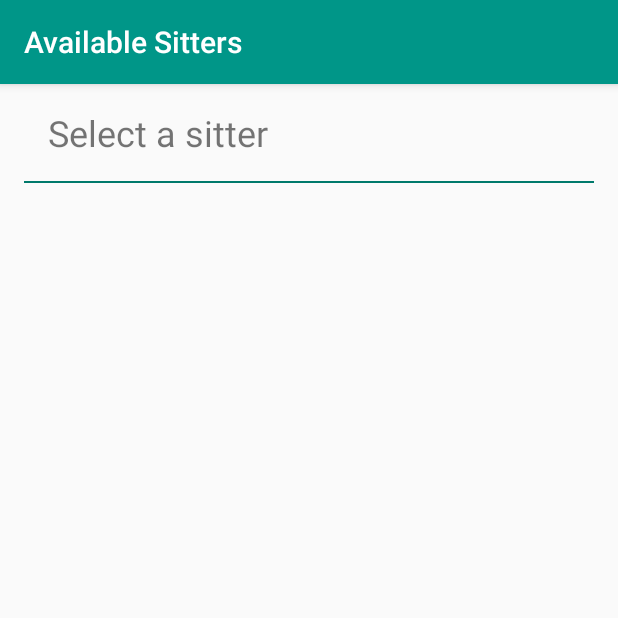
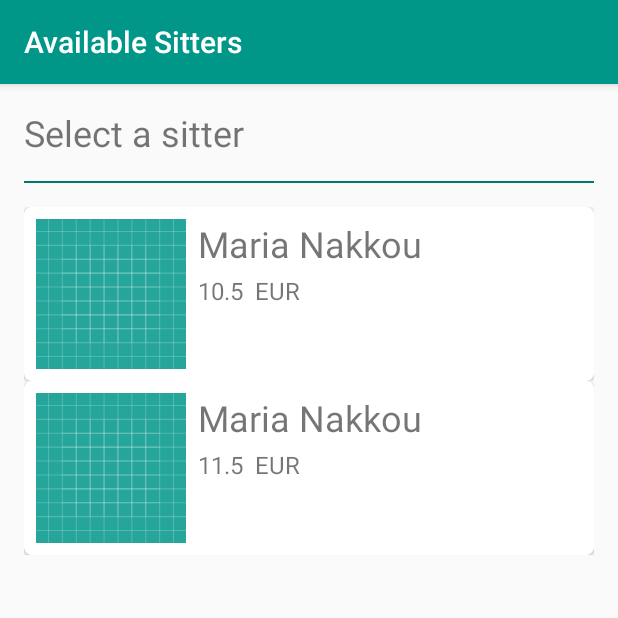
Before and after one commit to FihlaTV/BabysitMe, an Android app: the SittersResultActivity screen opened directly, with no data from a screen before it, on a phone screen of 412 x 824 dp, the top half of it. Run offline under Robolectric (Android 15) with nearby library versions, the phone set to English and light mode, and no system bars; our stand-ins replace ButterKnife; Roboto replaces fonts that are not available here.

Commit message:
Available sitters

```diff
--- a/app/src/main/java/com/greece/nasiakouts/babysitterfinder/Activities/FindSitterActivity.java
+++ b/app/src/main/java/com/greece/nasiakouts/babysitterfinder/Activities/FindSitterActivity.java
@@ -14,6 +14,7 @@ import android.widget.EditText;
 import android.widget.RadioGroup;
 import android.widget.Toast;
 
+import com.greece.nasiakouts.babysitterfinder.Adapters.SittersResultRvAdapter;
 import com.greece.nasiakouts.babysitterfinder.Adapters.TimeSlotRvAdapter;
 import com.greece.nasiakouts.babysitterfinder.Constants;
 import com.greece.nasiakouts.babysitterfinder.Models.Appointment;
@@ -135,7 +136,7 @@ public class FindSitterActivity extends AppCompatActivity {
         new Handler().postDelayed(new Runnable() {
             @Override
             public void run() {
-                Intent intent = new Intent(FindSitterActivity.this, FindSitterActivity.class);
+                Intent intent = new Intent(FindSitterActivity.this, SittersResultActivity.class);
                 startActivity(intent);
             }
         }, 2000);
--- a/app/src/main/java/com/greece/nasiakouts/babysitterfinder/Activities/SittersResultActivity.java
+++ b/app/src/main/java/com/greece/nasiakouts/babysitterfinder/Activities/SittersResultActivity.java
@@ -2,12 +2,27 @@ package com.greece.nasiakouts.babysitterfinder.Activities;
 
 import android.support.v7.app.AppCompatActivity;
 import android.os.Bundle;
+import android.support.v7.widget.DividerItemDecoration;
+import android.support.v7.widget.LinearLayoutManager;
+import android.support.v7.widget.RecyclerView;
 
+import com.greece.nasiakouts.babysitterfinder.Adapters.SittersResultRvAdapter;
+import com.greece.nasiakouts.babysitterfinder.Adapters.TimeSlotRvAdapter;
+import com.greece.nasiakouts.babysitterfinder.Models.Babysitter;
+import com.greece.nasiakouts.babysitterfinder.Models.User;
 import com.greece.nasiakouts.babysitterfinder.R;
 
+import java.util.ArrayList;
+
+import butterknife.BindView;
 import butterknife.ButterKnife;
 
 public class SittersResultActivity extends AppCompatActivity {
+
+    @BindView(R.id.available_sitters_rv)
+    RecyclerView mAvailableSittersRv;
+
+    private SittersResultRvAdapter mAdapter;
 
     @Override
     protected void onCreate(Bundle savedInstanceState) {
@@ -18,5 +33,33 @@ public class SittersResultActivity extends AppCompatActivity {
 
         if(getSupportActionBar() != null) getSupportActionBar()
                 .setTitle(R.string.sitters_results);
+
+        User user1 = new User("ads@dfdf.com", "lll");
+        user1.setFullName("Maria Nakkou");
+        user1.setPhoneNumber("69804455");
+        user1.setDateBorn("10/04/18");
+
+        Babysitter sitter1 = new Babysitter(user1, "Agiou Tryfwnos 25", 10.5, "EUR", null);
+        sitter1.setMaxKids(4);
+        sitter1.setMinAge(1);
+        sitter1.setIntroduction("I love kids. I love pets, I love you i am a lovign persong lalalaal lalall alal lalal lal al al lal alal a lal ala la l");
+
+        User user2 = new User("22ds@dfdf.com", "222");
+        user2.setFullName("Giannis Lolos");
+        user2.setPhoneNumber("69793453");
+        user2.setDateBorn("12/06/01");
+
+        Babysitter sitter2 = new Babysitter(user1, "Vouliagmenis 33", 11.5, "EUR", null);
+        sitter2.setMaxKids(6);
+        sitter2.setMinAge(2);
+        sitter2.setIntroduction("I love kids. I love pets, I love you i am a lovign persong lalalaal lalall alal lalal lal al al lal alal a lal ala la l");
+
+        ArrayList<Babysitter> tempTesting = new ArrayList<>();
+        tempTesting.add(0, sitter1);
+        tempTesting.add(1, sitter2);
+
+        mAdapter = new SittersResultRvAdapter(tempTesting);
+        mAvailableSittersRv.setAdapter(mAdapter);
+        mAvailableSittersRv.setLayoutManager(new LinearLayoutManager(this));
     }
 }
--- /dev/null
+++ b/app/src/main/java/com/greece/nasiakouts/babysitterfinder/Adapters/SittersResultRvAdapter.java
@@ -0,0 +1,67 @@
+package com.greece.nasiakouts.babysitterfinder.Adapters;
+
+import android.support.annotation.NonNull;
+import android.support.v7.widget.RecyclerView;
+import android.view.LayoutInflater;
+import android.view.View;
+import android.view.ViewGroup;
+import android.widget.ImageView;
+import android.widget.TextView;
+
+import com.greece.nasiakouts.babysitterfinder.Constants;
+import com.greece.nasiakouts.babysitterfinder.Models.Babysitter;
+import com.greece.nasiakouts.babysitterfinder.Models.TimeSlot;
+import com.greece.nasiakouts.babysitterfinder.R;
+
+import java.util.ArrayList;
+import java.util.List;
+
+import butterknife.BindView;
+import butterknife.BindViews;
+import butterknife.ButterKnife;
+
+public class SittersResultRvAdapter extends RecyclerView.Adapter<SittersResultRvAdapter.SittersResultHolder> {
+    private ArrayList<Babysitter> availableSitters;
+
+    public class SittersResultHolder extends RecyclerView.ViewHolder{
+        @BindView(R.id.photo)
+        ImageView photo;
+
+        @BindViews({R.id.name, R.id.price, R.id.currency})
+        List<TextView> info;
+
+        public SittersResultHolder(View view){
+            super(view);
+            ButterKnife.bind(this, view);
+        }
+    }
+
+    public SittersResultRvAdapter(ArrayList<Babysitter> availableSitters){
+        if(availableSitters == null) this.availableSitters = new ArrayList<>();
+        else this.availableSitters = availableSitters;
+    }
+
+    @NonNull
+    @Override
+    public SittersResultHolder onCreateViewHolder(@NonNull ViewGroup parent, int viewType) {
+        View itemView = LayoutInflater.from(parent.getContext())
+                .inflate(R.layout.sitters_result_item, parent, false);
+
+        return new SittersResultHolder(itemView);
+    }
+
+    @Override
+    public void onBindViewHolder(@NonNull SittersResultHolder holder, int position) {
+        Babysitter sitter = availableSitters.get(position);
+        // todo photo
+        holder.info.get(Constants.INDEX_NAME).setText(sitter.getFullName());
+        holder.info.get(Constants.INDEX_PRICE).setText(String.valueOf(sitter.getCharges()));
+        holder.info.get(Constants.INDEX_CURRENCY).setText(sitter.getCurrency());
+    }
+
+    @Override
+    public int getItemCount() {
+        return availableSitters == null ? 0 : availableSitters.size();
+    }
+
+}
--- a/app/src/main/java/com/greece/nasiakouts/babysitterfinder/Constants.java
+++ b/app/src/main/java/com/greece/nasiakouts/babysitterfinder/Constants.java
@@ -21,7 +21,6 @@ public class Constants {
     public static final int INDEX_MAX_KIDS_INPUT = 0;
     public static final int INDEX_MIN_AGE_INPUT = 1;
     public static final int INDEX_INTRODUCTION_INPUT = 2;
-    public static final int INDEX_FILE_UPLOADED_INPUT = 3;
 
     // Fragments
     public static final int ACCOUNT_INFO_FRAGMENT_SEQ = 0;
@@ -39,6 +38,11 @@ public class Constants {
     public static final int INDEX_RADIO_MALE = 1;
     public static final int INDEX_RADIO_ANY = 2;
 
+    // RV Available Sitters
+    public static final int INDEX_NAME = 0;
+    public static final int INDEX_PRICE = 1;
+    public static final int INDEX_CURRENCY = 2;
+
     // Intent Codes
     public static final String INT_CODE = "int";
 
--- a/app/src/main/java/com/greece/nasiakouts/babysitterfinder/Fragments/PersonalInfoFragment.java
+++ b/app/src/main/java/com/greece/nasiakouts/babysitterfinder/Fragments/PersonalInfoFragment.java
@@ -154,6 +154,7 @@ public class PersonalInfoFragment extends RegisterComponentFragment
                     mFemale_radio_button.requestFocus();
                 }
             });
+            // todo max and min
             dialog.show();
         }
     }
--- a/app/src/main/res/layout/activity_find_sitter.xml
+++ b/app/src/main/res/layout/activity_find_sitter.xml
@@ -7,7 +7,7 @@
     <android.support.v4.widget.NestedScrollView
         android:layout_width="match_parent"
         android:layout_height="match_parent"
-        android:paddingBottom="@dimen/divider_margin"
+        android:layout_marginBottom="@dimen/bottom_costume_navigation_height"
         android:paddingTop="@dimen/divider_margin"
         >
 
@@ -82,7 +82,8 @@
                     android:layout_width="match_parent"
                     android:layout_height="wrap_content"
                     android:layout_marginEnd="@dimen/divider_margin"
-                    android:layout_marginStart="@dimen/divider_margin" />
+                    android:layout_marginStart="@dimen/divider_margin"
+                    android:minHeight="@dimen/rv_min_height" />
 
                 <android.support.design.widget.FloatingActionButton
                     android:id="@+id/addNeededSlot"
@@ -92,6 +93,7 @@
                     android:layout_alignParentEnd="true"
                     android:layout_marginEnd="@dimen/divider_margin"
                     android:layout_marginStart="@dimen/divider_margin"
+                    android:layout_marginBottom="@dimen/horizontal_margin"
                     android:elevation="@dimen/fab_elavation"
                     android:src="@drawable/ic_add"
                     />
--- a/app/src/main/res/layout/activity_sitters_result.xml
+++ b/app/src/main/res/layout/activity_sitters_result.xml
@@ -10,14 +10,14 @@
     <TextView
         style="@style/PromptTextView"
         android:text="@string/select_a_sitter"
-        android:paddingBottom="@dimen/zero_margin"/>
+        android:paddingBottom="@dimen/zero_margin"
+        android:paddingStart="@dimen/zero_margin"
+        android:paddingEnd="@dimen/zero_margin"/>
 
     <include layout="@layout/horizontal_divider"/>
 
     <android.support.v7.widget.RecyclerView
-        android:id="@+id/working_slots_rv"
+        android:id="@+id/available_sitters_rv"
         android:layout_width="match_parent"
-        android:layout_height="wrap_content"
-        android:layout_marginEnd="@dimen/divider_margin"
-        android:layout_marginStart="@dimen/divider_margin" />
+        android:layout_height="wrap_content" />
 </LinearLayout>
--- a/app/src/main/res/layout/dialog_saving.xml
+++ b/app/src/main/res/layout/dialog_saving.xml
@@ -11,7 +11,7 @@
         android:layout_height="@dimen/loading_size"
         app:lottie_autoPlay="true"
         app:lottie_loop="true"
-        app:lottie_fileName="loading.json"
+        app:lottie_fileName="stripe_loadingnew.json"
         />
 
     <TextView
--- a/app/src/main/res/layout/sitters_result_item.xml
+++ b/app/src/main/res/layout/sitters_result_item.xml
@@ -9,15 +9,19 @@
         android:layout_width="match_parent"
         android:layout_height="wrap_content"
         app:cardCornerRadius="@dimen/radius_button"
-        app:cardBackgroundColor="@color/icons">
+        app:cardBackgroundColor="@color/icons"
+        android:background="@color/transparent">
 
         <RelativeLayout
             android:layout_width="match_parent"
             android:layout_height="wrap_content"
             android:paddingBottom="@dimen/horizontal_margin"
-            android:paddingTop="@dimen/horizontal_margin">
+            android:paddingTop="@dimen/horizontal_margin"
+            android:layout_marginEnd="@dimen/horizontal_margin"
+            android:layout_marginStart="@dimen/horizontal_margin">
 
             <ImageView
+
                 android:id="@+id/photo"
                 android:layout_width="100dp"
                 android:layout_height="100dp"
--- a/app/src/main/res/values/dimens.xml
+++ b/app/src/main/res/values/dimens.xml
@@ -28,6 +28,7 @@
     <dimen name="regular_clickable_size">36dp</dimen>
     <dimen name="fab_elavation">6dp</dimen>
     <dimen name="regular_fab_dimen">56dp</dimen>
+    <dimen name="rv_min_height">64dp</dimen>
     <dimen name="zero_margin">0dp</dimen>
     <dimen name="margin12">12dp</dimen>
     <dimen name="loading_size">60dp</dimen>
```
